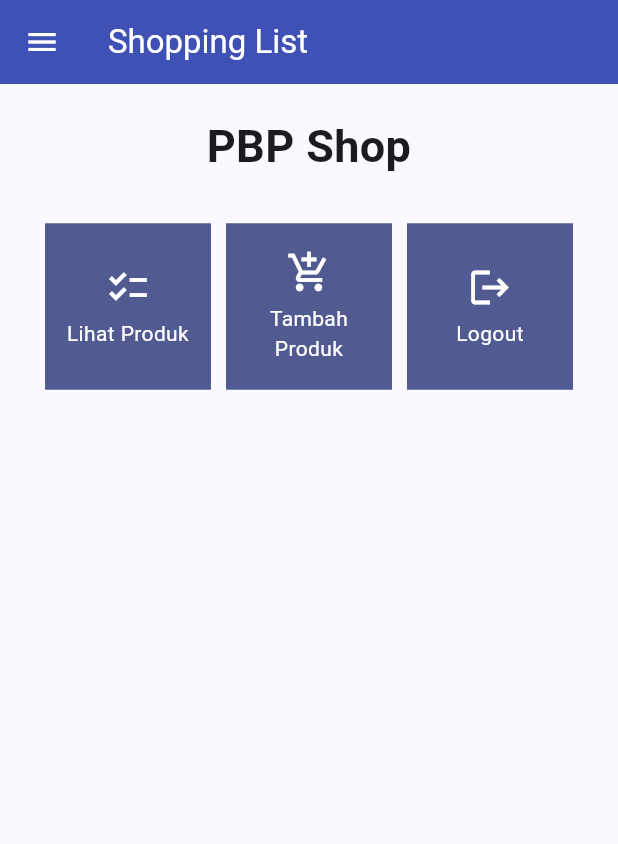
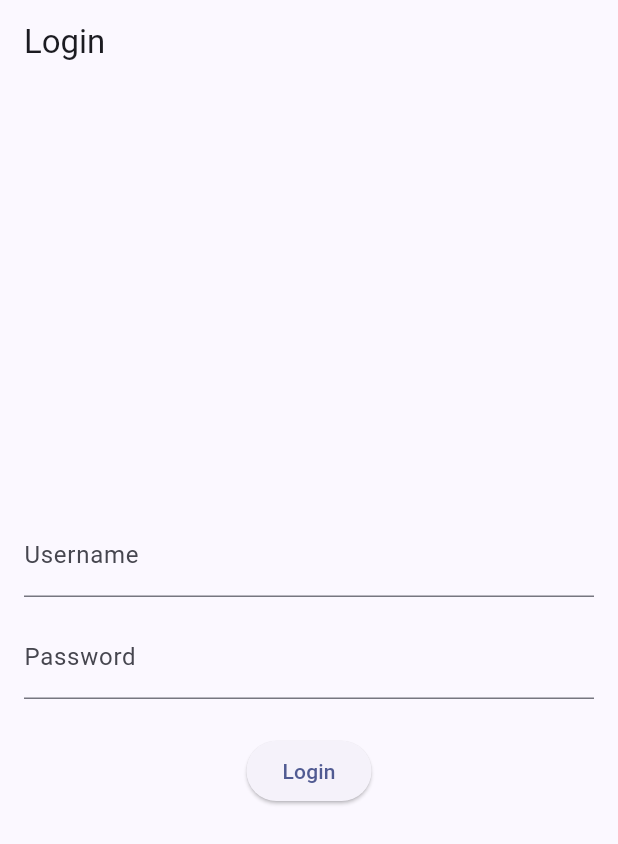
Before and after one commit to mmalkindi/shopping-list-mobile, a Flutter app: the screen it shows after launch, on a phone screen of 412 x 824 dp. Shown: the top 844 px of the screen. Run offline on Flutter 3.47's test engine with Material 2 defaults, Android fonts, the phone set to English and light mode, and no system bars; missing offline and left inert: pbp_django_auth.

Commit message:
tutorial 8 selesai

```diff
--- a/lib/main.dart
+++ b/lib/main.dart
@@ -1,5 +1,7 @@
 import 'package:flutter/material.dart';
-import 'package:shopping_list/screens/menu.dart';
+import 'package:provider/provider.dart';
+import 'package:pbp_django_auth/pbp_django_auth.dart';
+import 'package:shopping_list/screens/login.dart';
 
 void main() {
   runApp(const MyApp());
@@ -11,24 +13,14 @@ class MyApp extends StatelessWidget {
   // This widget is the root of your application.
   @override
   Widget build(BuildContext context) {
-    return MaterialApp(
-      title: 'Flutter Demo',
+    return Provider(
+      create: (_) {
+        CookieRequest request = CookieRequest();
+        return request;
+      },
+      child: MaterialApp(
+        title: 'Shopping List',
         theme: ThemeData(
-        // This is the theme of your application.
-        //
-        // TRY THIS: Try running your application with "flutter run". You'll see
-        // the application has a blue toolbar. Then, without quitting the app,
-        // try changing the seedColor in the colorScheme below to Colors.green
-        // and then invoke "hot reload" (save your changes or press the "hot
-        // reload" button in a Flutter-supported IDE, or press "r" if you used
-        // the command line to start the app).
-        //
-        // Notice that the counter didn't reset back to zero; the application
-        // state is not lost during the reload. To reset the state, use hot
-        // restart instead.
-        //
-        // This works for code too, not just values: Most code changes can be
-        // tested with just a hot reload.
           brightness: Brightness.light,
           colorScheme: ColorScheme.fromSeed(seedColor: Colors.indigo),
           useMaterial3: true,
@@ -42,8 +34,8 @@ class MyApp extends StatelessWidget {
           useMaterial3: true,
         ),
         themeMode: ThemeMode.system,
-      debugShowCheckedModeBanner: false,
-      home: MyHomePage(),
+        home: const LoginPage(),
+      ),
     );
   }
 }
--- /dev/null
+++ b/lib/screens/login.dart
@@ -0,0 +1,114 @@
+import 'package:shopping_list/screens/menu.dart';
+import 'package:flutter/material.dart';
+import 'package:pbp_django_auth/pbp_django_auth.dart';
+import 'package:provider/provider.dart';
+
+void main() {
+  runApp(const LoginApp());
+}
+
+class LoginApp extends StatelessWidget {
+  const LoginApp({super.key});
+
+  @override
+  Widget build(BuildContext context) {
+    return MaterialApp(
+      title: 'Login',
+      theme: ThemeData(
+        primarySwatch: Colors.blue,
+      ),
+      home: const LoginPage(),
+    );
+  }
+}
+
+class LoginPage extends StatefulWidget {
+  const LoginPage({super.key});
+
+  @override
+  _LoginPageState createState() => _LoginPageState();
+}
+
+class _LoginPageState extends State<LoginPage> {
+  final TextEditingController _usernameController = TextEditingController();
+  final TextEditingController _passwordController = TextEditingController();
+
+  @override
+  Widget build(BuildContext context) {
+    final request = context.watch<CookieRequest>();
+    return Scaffold(
+      appBar: AppBar(
+        title: const Text('Login'),
+      ),
+      body: Container(
+        padding: const EdgeInsets.all(16.0),
+        child: Column(
+          mainAxisAlignment: MainAxisAlignment.center,
+          children: [
+            TextField(
+              controller: _usernameController,
+              decoration: const InputDecoration(
+                labelText: 'Username',
+              ),
+            ),
+            const SizedBox(height: 12.0),
+            TextField(
+              controller: _passwordController,
+              decoration: const InputDecoration(
+                labelText: 'Password',
+              ),
+              obscureText: true,
+            ),
+            const SizedBox(height: 24.0),
+            ElevatedButton(
+              onPressed: () async {
+                String username = _usernameController.text;
+                String password = _passwordController.text;
+
+                // Cek kredensial
+                // Ganti URL dan jangan lupa tambahkan trailing slash (/) di akhir URL!
+                // Untuk menyambungkan Android emulator dengan Django pada localhost,
+                // gunakan URL http://10.0.2.2/
+                final response =
+                    await request.login("http://127.0.0.1:8000/auth/login/", {
+                  'username': username,
+                  'password': password,
+                });
+
+                if (request.loggedIn) {
+                  String message = response['message'];
+                  String uname = response['username'];
+                  Navigator.pushReplacement(
+                    context,
+                    MaterialPageRoute(builder: (context) => MyHomePage()),
+                  );
+                  ScaffoldMessenger.of(context)
+                    ..hideCurrentSnackBar()
+                    ..showSnackBar(SnackBar(
+                        content: Text("$message Selamat datang, $uname.")));
+                } else {
+                  showDialog(
+                    context: context,
+                    builder: (context) => AlertDialog(
+                      title: const Text('Login Gagal'),
+                      content: Text(response['message']),
+                      actions: [
+                        TextButton(
+                          child: const Text('OK'),
+                          onPressed: () {
+                            Navigator.pop(context);
+                          },
+                        ),
+                      ],
+                    ),
+                  );
+                }
+              },
+              child: const Text('Login'),
+            ),
+          ],
+        ),
+      ),
+    );
+  }
+}
--- a/pubspec.yaml
+++ b/pubspec.yaml
@@ -35,6 +35,9 @@ dependencies:
   # The following adds the Cupertino Icons font to your application.
   # Use with the CupertinoIcons class for iOS style icons.
   cupertino_icons: ^1.0.2
+  provider: ^6.1.1
+  pbp_django_auth: ^0.3.1
+  http: ^0.13.6
 
 dev_dependencies:
   flutter_test:
```
Also changed, not shown: lib/models/product.dart (added, +68 -0 lines), lib/screens/list_product.dart (added, +89 -0 lines), lib/screens/shoplist_form.dart (+33 -1 lines), lib/widgets/left_drawer.dart (+12 -0 lines), lib/widgets/shop_card.dart (+29 -1 lines), pubspec.lock, 2 other files. Lines whose indentation alone changed are shown as unchanged.
